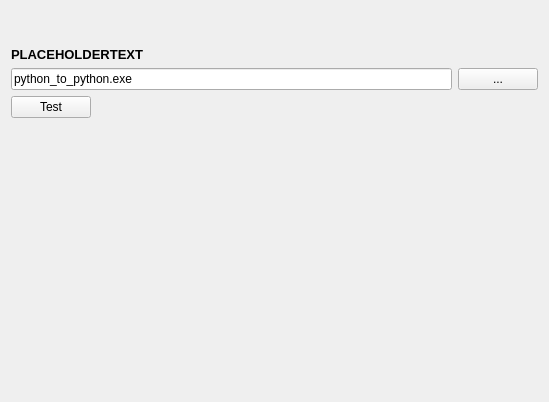
Qt form src/setup_module/gtps_pythonpreferencepage.ui (dlr-gtlab/python-module) before a commit.
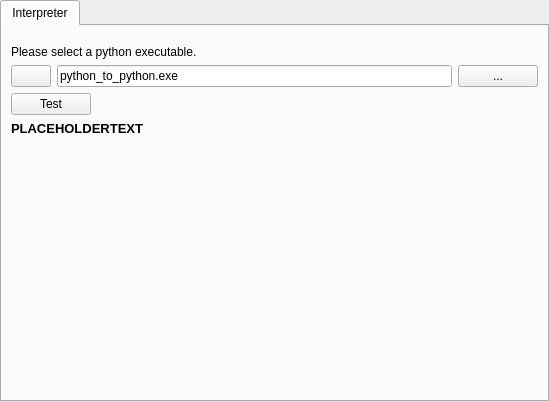
The same form after that commit. Icons and pictures are not drawn.

Commit message:
Added button to switch to embedded python exe
Also
 - Small design rework of the python preference page
 - Fixed pre-selection of recent python interpreter

Closes #589

Diff of the .ui file:
```diff
--- a/src/setup_module/gtps_pythonpreferencepage.ui
+++ b/src/setup_module/gtps_pythonpreferencepage.ui
@@ -13,46 +13,32 @@
   <property name="windowTitle">
    <string>Form</string>
   </property>
+  <layout class="QVBoxLayout" name="verticalLayout_2">
+   <property name="leftMargin">
+    <number>0</number>
+   </property>
+   <property name="topMargin">
+    <number>0</number>
+   </property>
+   <property name="rightMargin">
+    <number>0</number>
+   </property>
+   <property name="bottomMargin">
+    <number>0</number>
+   </property>
+   <item>
+    <widget class="QTabWidget" name="tabWidget">
+     <property name="currentIndex">
+      <number>0</number>
+     </property>
+     <widget class="QWidget" name="tab">
+      <attribute name="icon">
+       <iconset theme="QIcon::ThemeIcon::MediaOptical"/>
+      </attribute>
+      <attribute name="title">
+       <string>Interpreter</string>
+      </attribute>
   <layout class="QVBoxLayout" name="verticalLayout">
-   <item>
-    <layout class="QHBoxLayout" name="horizontalLayout_3">
-     <item>
-      <spacer name="horizontalSpacer_2">
-       <property name="orientation">
-        <enum>Qt::Orientation::Horizontal</enum>
-       </property>
-       <property name="sizeHint" stdset="0">
-        <size>
-         <width>40</width>
-         <height>20</height>
-        </size>
-       </property>
-      </spacer>
-     </item>
-     <item>
-      <widget class="QLabel" name="iconLabel">
-       <property name="sizePolicy">
-        <sizepolicy hsizetype="Fixed" vsizetype="Fixed">
-         <horstretch>0</horstretch>
-         <verstretch>0</verstretch>
-        </sizepolicy>
-       </property>
-       <property name="maximumSize">
-        <size>
-         <width>32</width>
-         <height>32</height>
-        </size>
-       </property>
-       <property name="text">
-        <string/>
-       </property>
-       <property name="scaledContents">
-        <bool>true</bool>
-       </property>
-      </widget>
-     </item>
-    </layout>
-   </item>
    <item>
     <spacer name="verticalSpacer_2">
      <property name="orientation">
@@ -70,20 +56,33 @@
     </spacer>
    </item>
    <item>
-    <widget class="QLabel" name="infoLabel">
+        <widget class="QLabel" name="label">
      <property name="text">
-      <string>&lt;html&gt;&lt;head/&gt;&lt;body&gt;&lt;p&gt;&lt;span style=&quot; font-size:10pt; font-weight:700;&quot;&gt;PLACEHOLDERTEXT&lt;/span&gt;&lt;/p&gt;&lt;/body&gt;&lt;/html&gt;</string>
-     </property>
-     <property name="wordWrap">
-      <bool>true</bool>
-     </property>
-     <property name="indent">
-      <number>0</number>
+          <string>Please select a python executable.</string>
      </property>
     </widget>
    </item>
    <item>
     <layout class="QHBoxLayout" name="horizontalLayout">
+         <item>
+          <widget class="QPushButton" name="btnSwitchEmbedded">
+           <property name="enabled">
+            <bool>true</bool>
+           </property>
+           <property name="toolTip">
+            <string>Switch to embedded python</string>
+           </property>
+           <property name="text">
+            <string/>
+           </property>
+           <property name="icon">
+            <iconset theme="QIcon::ThemeIcon::GoHome"/>
+           </property>
+           <property name="checkable">
+            <bool>false</bool>
+           </property>
+          </widget>
+         </item>
      <item>
       <widget class="QLineEdit" name="lePythonExe">
        <property name="text">
@@ -137,6 +136,22 @@
      </item>
     </layout>
    </item>
+       <item>
+        <widget class="QLabel" name="infoLabel">
+         <property name="text">
+          <string>&lt;html&gt;&lt;head/&gt;&lt;body&gt;&lt;p&gt;&lt;span style=&quot; font-size:10pt; font-weight:700;&quot;&gt;PLACEHOLDERTEXT&lt;/span&gt;&lt;/p&gt;&lt;/body&gt;&lt;/html&gt;</string>
+         </property>
+         <property name="wordWrap">
+          <bool>true</bool>
+         </property>
+         <property name="margin">
+          <number>5</number>
+         </property>
+         <property name="indent">
+          <number>0</number>
+         </property>
+        </widget>
+       </item>
    <item>
     <spacer name="verticalSpacer">
      <property name="orientation">
@@ -144,11 +159,15 @@
      </property>
      <property name="sizeHint" stdset="0">
       <size>
-       <width>20</width>
-       <height>225</height>
+           <width>158</width>
+           <height>201</height>
       </size>
      </property>
     </spacer>
+       </item>
+      </layout>
+     </widget>
+    </widget>
    </item>
   </layout>
  </widget>
```
Lines whose indentation alone changed are shown as unchanged. The commit also changes 4 other files.
